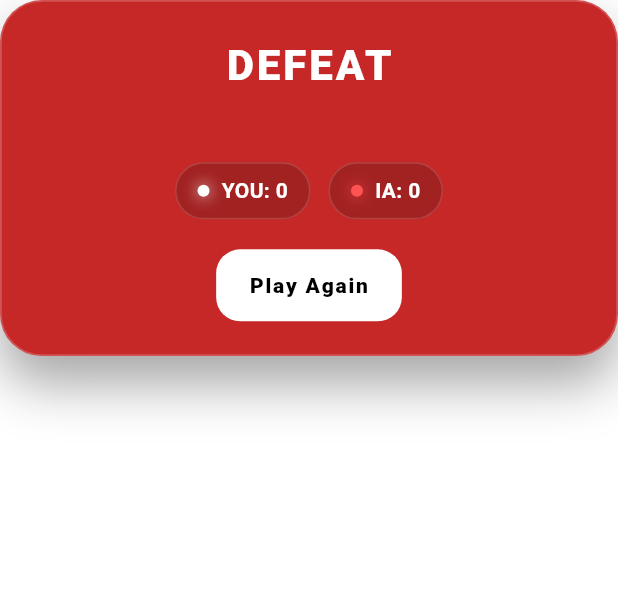
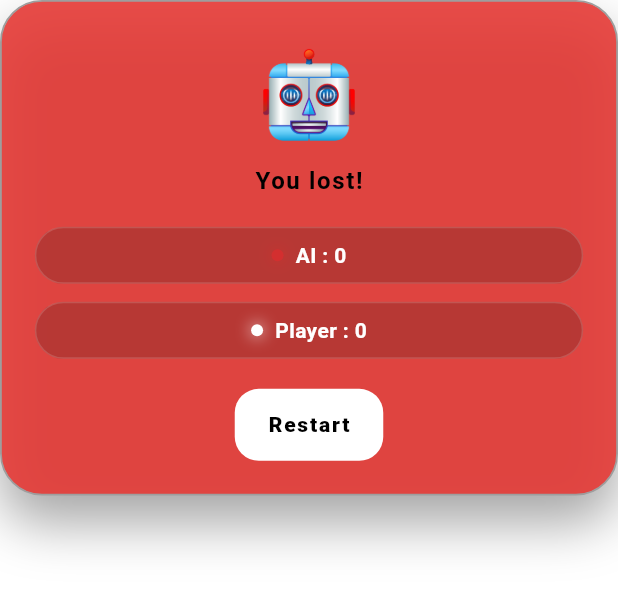
Before and after one commit to dididnk/rock_paper_scissor, a Flutter app: the FinalResultWidget widget shown alone on an empty page, opened directly with empty values, on a phone screen of 412 x 824 dp. Shown: the top 590 px of the screen. Run offline on Flutter 3.47's test engine with Material 3 defaults, Android fonts, the phone set to English and light mode, and no system bars.

Commit message:
final result widget set

```diff
--- a/rock_leaf_scissor/lib/pages/home_page.dart
+++ b/rock_leaf_scissor/lib/pages/home_page.dart
@@ -208,7 +208,6 @@ class _HomePageState extends State<HomePage>
             content: FinalResultWidget(
               userScore: userScore,
               iaScore: iaScore,
-              finalResult: finalResult,
               resetGame: () {
                 Navigator.of(context).pop();
                 resetGame();
--- a/rock_leaf_scissor/lib/widgets/final_result_widget.dart
+++ b/rock_leaf_scissor/lib/widgets/final_result_widget.dart
@@ -1,21 +1,26 @@
 import 'package:flutter/material.dart';
+import 'package:rock_leaf_scissor/l10n/app_localizations.dart';
+import 'package:rock_leaf_scissor/utils/global_constances.dart';
+import 'package:rock_leaf_scissor/utils/theme/app_colors.dart';
 
 class FinalResultWidget extends StatelessWidget {
   final int userScore;
   final int iaScore;
-  final String finalResult;
   final VoidCallback resetGame;
 
   const FinalResultWidget({
     super.key,
     required this.userScore,
     required this.iaScore,
-    required this.finalResult,
     required this.resetGame,
   });
 
   @override
   Widget build(BuildContext context) {
+    final bool isPlayerWin = userScore > iaScore;
+    final String winnerImage = isPlayerWin ? userProfileUrl : iaProfileUrl;
+    final l10n = AppLocalizations.of(context)!;
+
     Widget pillScore(String who, int score, Color color) {
       return Container(
         padding: const EdgeInsets.symmetric(vertical: 8, horizontal: 14),
@@ -25,6 +30,7 @@ class FinalResultWidget extends StatelessWidget {
           border: Border.all(color: Colors.white.withValues(alpha: 0.15)),
         ),
         child: Row(
+          mainAxisAlignment: MainAxisAlignment.center,
           children: [
             Container(
               width: 8,
@@ -43,7 +49,7 @@ class FinalResultWidget extends StatelessWidget {
               ),
             ),
             Text(
-              "$who: $score",
+              "$who : $score",
               style: const TextStyle(
                 color: Colors.white,
                 fontWeight: FontWeight.w700,
@@ -55,15 +61,13 @@ class FinalResultWidget extends StatelessWidget {
     }
 
     return Container(
-      //width: MediaQuery.of(context).size.width * 0.84,
       padding: const EdgeInsets.all(22),
       decoration: BoxDecoration(
-        color: userScore > iaScore ? Colors.deepPurple : Colors.red.shade800,
+        color: isPlayerWin
+            ? Theme.of(context).colorScheme.primary.withValues(alpha: 0.9)
+            : Theme.of(context).colorScheme.error.withValues(alpha: 0.9),
         borderRadius: BorderRadius.circular(28),
-        border: Border.all(
-          color: Colors.white.withValues(alpha: 0.2),
-          width: 1.2,
-        ),
+        border: Border.all(color: greyColor, width: 1.2),
         boxShadow: [
           BoxShadow(
             color: Colors.black.withValues(alpha: 0.35),
@@ -75,34 +79,29 @@ class FinalResultWidget extends StatelessWidget {
       child: Column(
         mainAxisSize: MainAxisSize.min,
         children: [
+          Image.asset(winnerImage, height: 80, width: 80),
+          const SizedBox(height: 6),
           Text(
-            userScore > iaScore ? "VICTORY" : "DEFEAT",
-            style: TextStyle(
-              color: Colors.white,
-              fontSize: 28,
-              fontWeight: FontWeight.w900,
-              letterSpacing: 2,
+            isPlayerWin ? l10n.finalWin : l10n.finalLose,
+            style: Theme.of(context).textTheme.bodyLarge?.copyWith(
+              fontWeight: FontWeight.w600,
+              letterSpacing: 1.1,
             ),
           ),
-          const SizedBox(height: 6),
-          Text(
-            finalResult,
-            style: const TextStyle(color: Colors.white70, fontSize: 14),
-          ),
           const SizedBox(height: 18),
-          Row(
+          Column(
             mainAxisAlignment: MainAxisAlignment.center,
             children: [
               pillScore(
-                "YOU",
+                l10n.ia,
+                iaScore,
+                !(isPlayerWin) ? redColor : Colors.white,
+              ),
+              const SizedBox(height: 12),
+              pillScore(
+                l10n.player,
                 userScore,
-                userScore > iaScore ? Colors.greenAccent : Colors.white,
-              ),
-              const SizedBox(width: 12),
-              pillScore(
-                "IA",
-                iaScore,
-                !(userScore > iaScore) ? Colors.redAccent : Colors.white,
+                isPlayerWin ? greenColor : Colors.white,
               ),
             ],
           ),
@@ -118,8 +117,8 @@ class FinalResultWidget extends StatelessWidget {
               padding: const EdgeInsets.symmetric(vertical: 14, horizontal: 22),
             ),
             onPressed: resetGame,
-            child: const Text(
-              "Play Again",
+            child: Text(
+              l10n.restart,
               style: TextStyle(fontWeight: FontWeight.w800, letterSpacing: 1.2),
             ),
           ),
```
